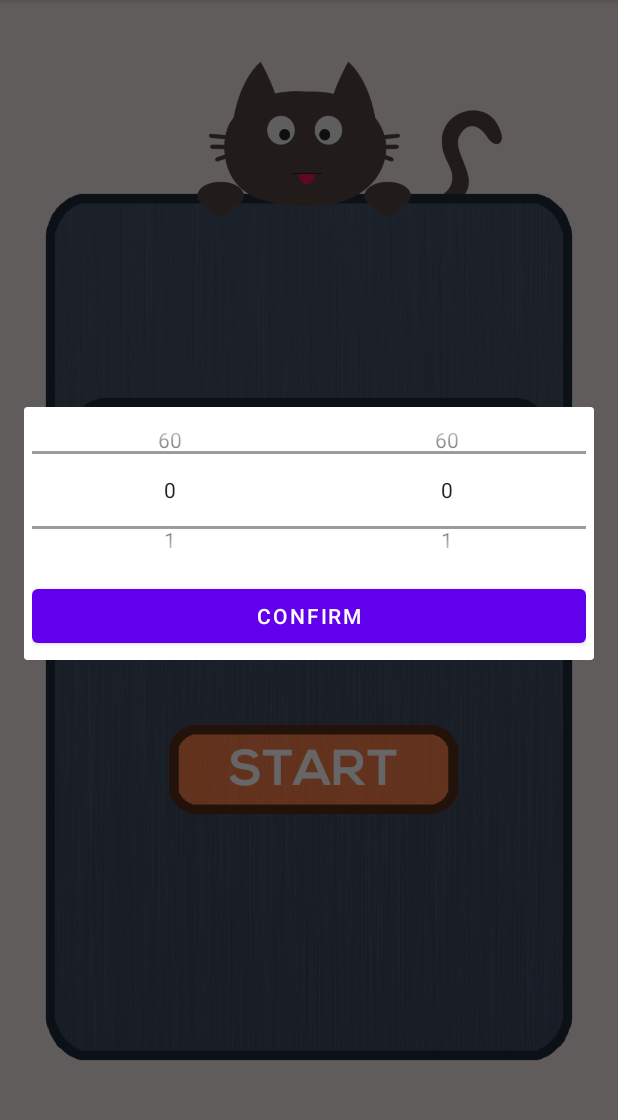
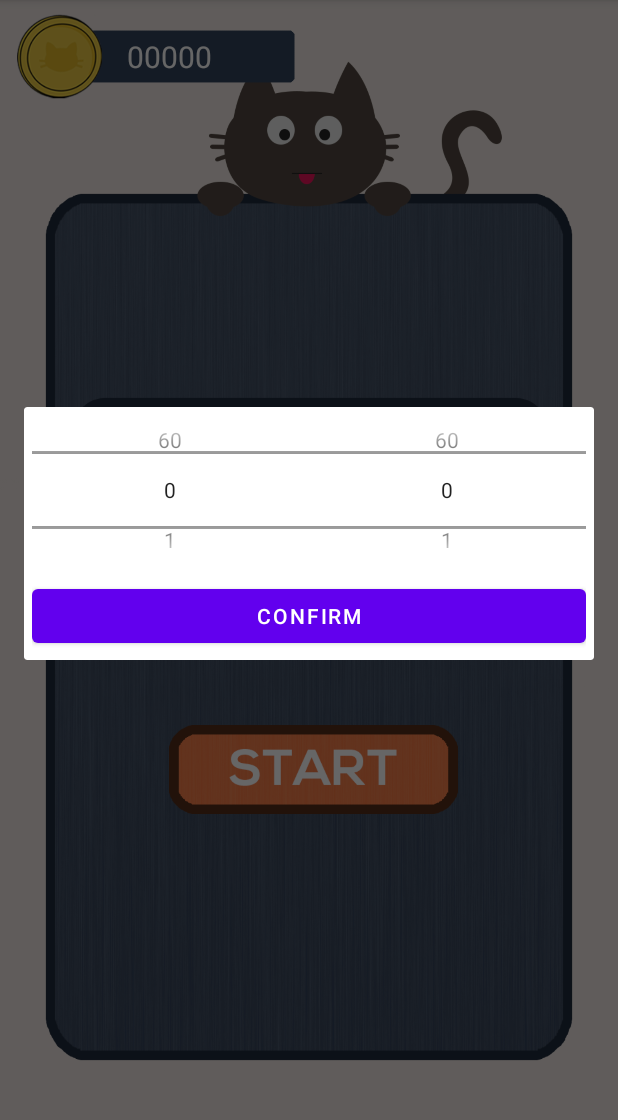
Before and after one commit to louisaboy/MOBDEVE-Pomo-Gochi, an Android app: the PomodoroTimer screen opened directly, with no data from a screen before it, after a tap on "00:00", on a phone screen of 412 x 824 dp, the part 84-1204 px from its top. Run offline under Robolectric (Android 15) with nearby library versions, the phone set to English and light mode, and no system bars; Roboto replaces fonts that are not available here.

Commit message:
Added Money counter to all views except settings

```diff
--- a/app/src/main/res/layout/activity_pomodoro_timer.xml
+++ b/app/src/main/res/layout/activity_pomodoro_timer.xml
@@ -57,7 +57,26 @@
         app:srcCompat="@drawable/btn_start"
         android:onClick="startTapped"
         android:visibility="visible"/>
-
+    <ImageView
+        android:id="@+id/iv_money"
+        android:layout_width="225dp"
+        android:layout_height="63dp"
+        android:layout_marginTop="6dp"
+        android:scaleType="fitStart"
+        app:layout_constraintStart_toStartOf="parent"
+        app:layout_constraintTop_toTopOf="parent"
+        app:srcCompat="@drawable/money" />
+    <TextView
+        android:id="@+id/tv_money"
+        android:layout_width="wrap_content"
+        android:layout_height="wrap_content"
+        android:text="00000"
+        android:textColor="#FFFFFF"
+        android:textSize="20sp"
+        app:layout_constraintBottom_toBottomOf="@+id/iv_money"
+        app:layout_constraintEnd_toEndOf="@+id/iv_money"
+        app:layout_constraintStart_toStartOf="@+id/iv_money"
+        app:layout_constraintTop_toTopOf="@+id/iv_money" />
 
 
 </androidx.constraintlayout.widget.ConstraintLayout>
```
Also changed, not shown: app/src/main/res/layout/activity_todo_list.xml (+35 -12 lines).
